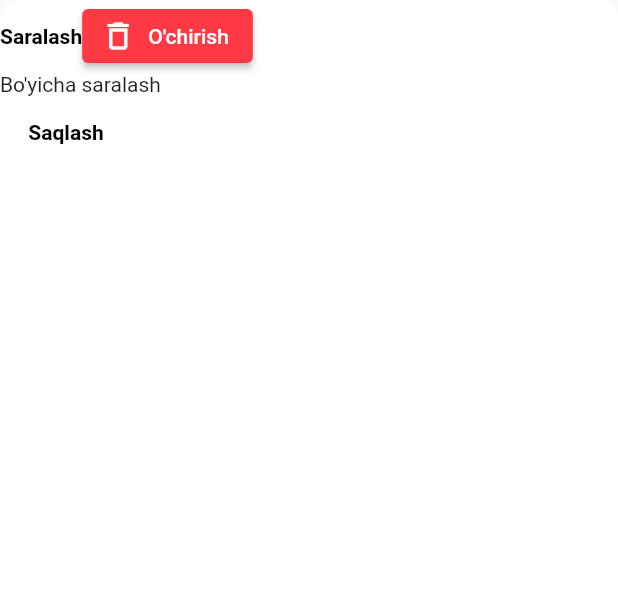
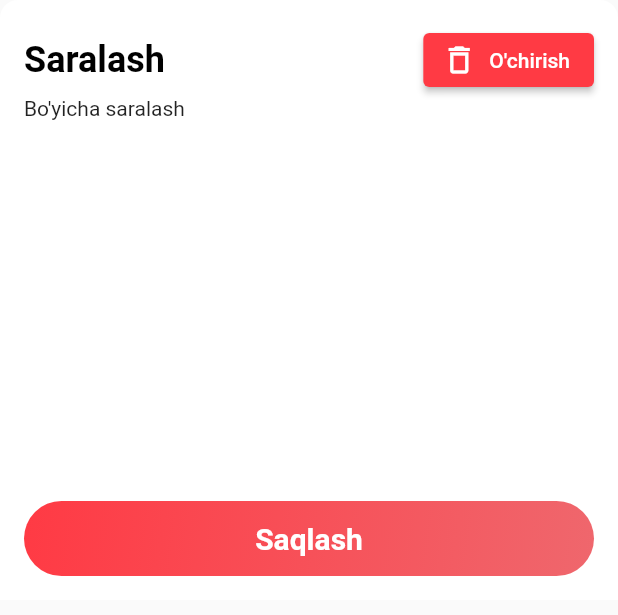
Before and after one commit to bekzod14/terrabaytuz, a Flutter app: the FilterDialog widget shown alone on an empty page, opened directly with empty values, on a phone screen of 412 x 824 dp. Shown: the top 615 px of the screen. Run offline on Flutter 3.47's test engine with Material 2 defaults, Android fonts, the phone set to English and light mode, and no system bars; our stand-ins replace cached_network_image, dio, get_it, infinite_scroll_pagination; network calls fail.

Commit message:
filter dialog

```diff
--- a/lib/pages/filter_dialog.dart
+++ b/lib/pages/filter_dialog.dart
@@ -20,11 +20,14 @@ class _FilterDialogState extends State<FilterDialog> {
   @override
   Widget build(BuildContext context) {
     return Container(
+      height: 400,
       decoration: const BoxDecoration(
           borderRadius: BorderRadius.only(
               topLeft: Radius.circular(12), topRight: Radius.circular(12)),
           color: Colors.white),
       child: SafeArea(
+        child: Padding(
+          padding: const EdgeInsets.all(16.0),
           child: Column(
             crossAxisAlignment: CrossAxisAlignment.start,
             children: [
@@ -33,8 +36,11 @@ class _FilterDialogState extends State<FilterDialog> {
                   const Text(
                     "Saralash",
                     style: TextStyle(
-                      color: Colors.black, fontWeight: FontWeight.bold),
+                        color: Colors.black,
+                        fontWeight: FontWeight.bold,
+                        fontSize: 24),
                   ),
+                  Expanded(child: Container()),
                   ElevatedButton.icon(
                     onPressed: () => {print("Reset")},
                     icon: const Icon(Icons.delete_outline),
@@ -49,15 +55,29 @@ class _FilterDialogState extends State<FilterDialog> {
                 ],
               ),
               const Text("Bo'yicha saralash"),
-            Container(),
-            MaterialButton(
-                onPressed: () => {widget.onSaved(_selectedCategory)},
-                child: const Text(
-                  "Saqlash",
+              Expanded(child: Container()),
+              Container(
+                alignment: Alignment.center,
+                width: double.infinity,
+                height: 50,
+                decoration: const BoxDecoration(
+                    gradient: LinearGradient(
+                        colors: [
+                          AppColors.primary,
+                          AppColors.redGradientEnd,
+                        ],
+                        begin: Alignment.topLeft,
+                        end: Alignment.bottomRight,
+                        tileMode: TileMode.clamp),
+                    borderRadius: BorderRadius.all(Radius.circular(25))),
+                child: const Text("Saqlash",
                     style: TextStyle(
-                      color: Colors.black, fontWeight: FontWeight.bold),
-                ))
+                        color: Colors.white,
+                        fontSize: 20,
+                        fontWeight: FontWeight.bold)),
+              )
             ],
+          ),
         ),
       ),
     );
--- a/lib/resources/colors.dart
+++ b/lib/resources/colors.dart
@@ -2,6 +2,7 @@ import 'dart:ui';
 
 class AppColors {
   static const Color primary = Color(0xFFFF3A44);
+  static const Color redGradientEnd = Color(0xFFEF676D);
   static const Color secondary = Color(0xFF0080FF);
   static const Color tertiary = Color(0xFFFFE600);
 }
```
Also changed, not shown: lib/pages/home_page.dart (+27 -1 lines). Lines whose indentation alone changed are shown as unchanged.
